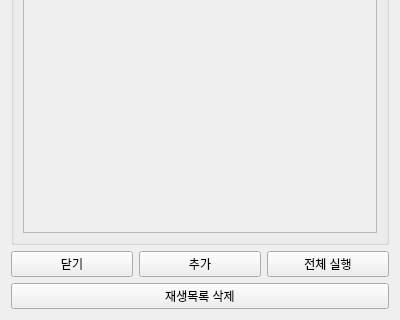
Before: the Qt Designer form playlist.ui in fbqweasd/YouTube-Music-Player, drawn with Qt 5; both pictures show x 0 to 400 and y 180 to 500 of the 400 by 500 pixel window.
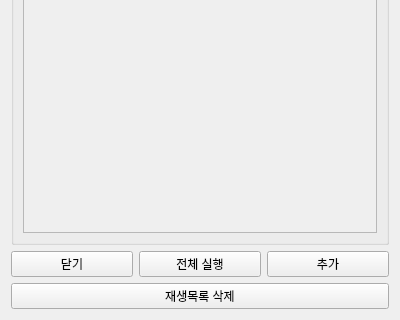
After: the same form once the commit is applied.

Commit message: 생성한 PlayList에 데이터를 저장할 구조체 생성 및 적용

Patch:
```diff
--- a/playlist.ui
+++ b/playlist.ui
@@ -53,13 +53,6 @@
        </property>
       </widget>
      </item>
-     <item>
-      <widget class="QPushButton" name="Play_Add_Button">
-       <property name="text">
-        <string>추가</string>
-       </property>
-      </widget>
-     </item>
      <item>
       <widget class="QPushButton" name="Play_Button">
        <property name="text">
@@ -67,6 +60,13 @@
        </property>
       </widget>
      </item>
+     <item>
+      <widget class="QPushButton" name="Play_Add_Button">
+       <property name="text">
+        <string>추가</string>
+       </property>
+      </widget>
+     </item>
     </layout>
    </item>
    <item row="2" column="0">
```
Left out of the diff: 4 changed lines with no effect on the pictures. The commit also changes 5 other files.
